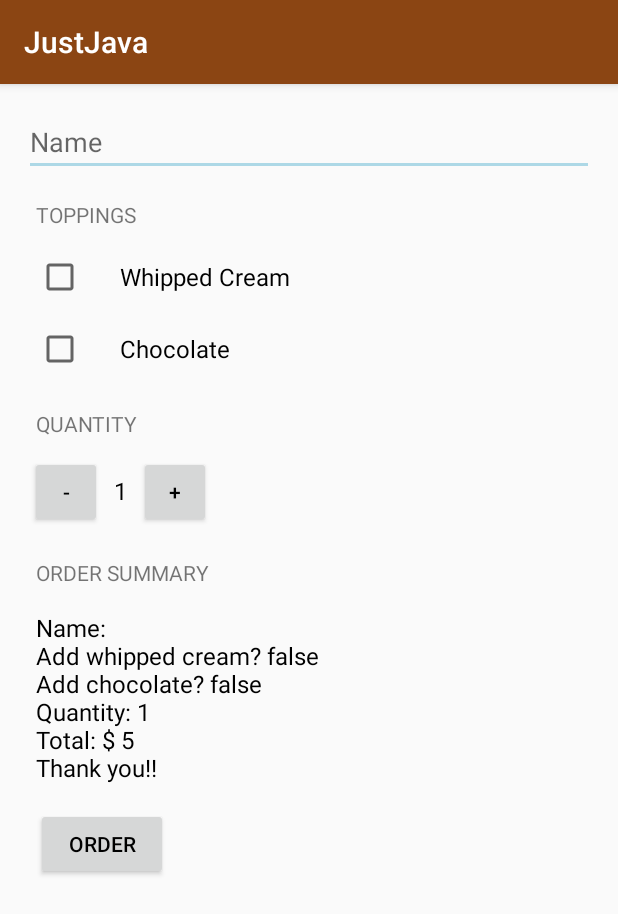
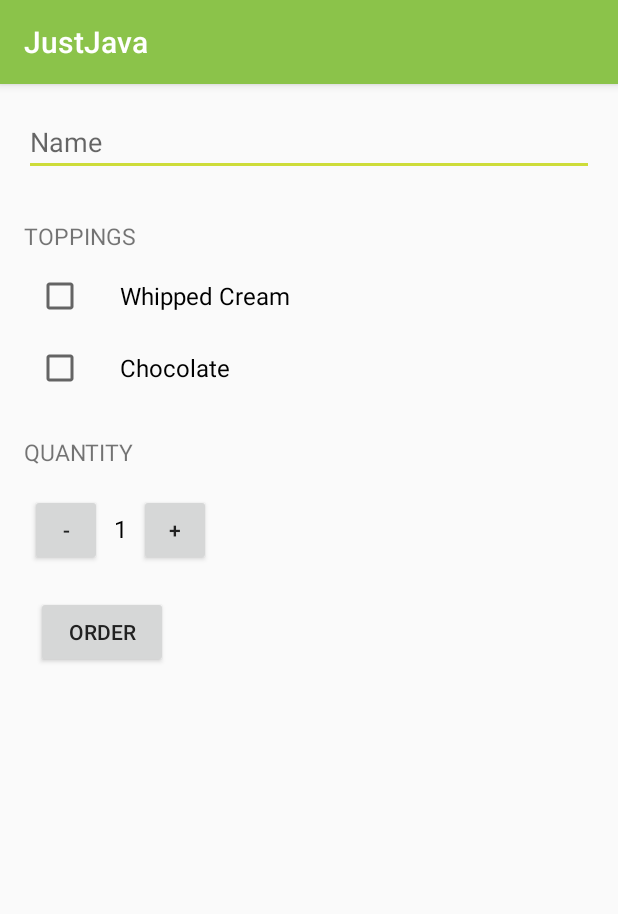
Before and after one commit to KKatus/Interactive2, an Android app: the screen it shows after launch (MainActivity), after a tap on "ORDER", on a phone screen of 412 x 824 dp. Shown: the top 914 px of the screen. Run offline under Robolectric (Android 15) with nearby library versions, the phone set to English and light mode, and no system bars.

Commit message:
styles and themes adjustet

```diff
--- a/app/src/main/java/com/example/interactive2/MainActivity.java
+++ b/app/src/main/java/com/example/interactive2/MainActivity.java
@@ -3,6 +3,8 @@ package com.example.interactive2;
 import androidx.appcompat.app.AppCompatActivity;
 
 import android.content.Context;
+import android.content.Intent;
+import android.net.Uri;
 import android.os.Bundle;
 import android.text.Editable;
 import android.util.Log;
@@ -49,8 +51,18 @@ public class MainActivity extends AppCompatActivity {
         int price = calculatePrice(hasChocolate, hasWhippedCream);
 
         String priceMessage = createOrderSummary(price, hasWhippedCream, hasChocolate, name);
-        displayMessage(priceMessage);
-        //calculatePrice(quantity, price2);
+
+        Intent intent = new Intent(Intent.ACTION_SENDTO);
+        intent.setData(Uri.parse("mailto:")); // only email apps should handle this
+        intent.putExtra(Intent.EXTRA_SUBJECT, "Just Java order for " + name);
+        intent.putExtra(Intent.EXTRA_TEXT, priceMessage);
+
+        if (intent.resolveActivity(getPackageManager()) != null) {
+            startActivity(intent);
+        }
+
+
+
 
 
     }
@@ -131,16 +143,16 @@ public class MainActivity extends AppCompatActivity {
         priceMessage += "\nAdd chocolate? " + hasChocolate;        // Added Choclate State
         priceMessage += "\nQuantity: " + quantity;
         priceMessage += "\nTotal: $ " + price;
-        priceMessage += "\nThank you!!";
+        priceMessage += "\n" + getString(R.string.thank_you);
         return priceMessage;
 
     }
 
 
-    private void displayMessage(String message) {
-        TextView orderSummaryTextView = (TextView) findViewById(R.id.order_summary_text_view);
-        orderSummaryTextView.setText(message);
-    }
+    //private void displayMessage(String message) {
+      //  TextView orderSummaryTextView = (TextView) findViewById(R.id.order_summary_text_view);
+        //orderSummaryTextView.setText(message);
+    //}
 
 
     /**
--- a/app/src/main/res/layout/activity_main.xml
+++ b/app/src/main/res/layout/activity_main.xml
@@ -19,47 +19,39 @@
             android:layout_height="match_parent"
             android:layout_marginBottom="16dp"
             android:hint="Name"
-            android:inputType="textCapWords"/>
+            android:inputType="textCapWords" />
 
 
         <TextView
-        android:layout_width="wrap_content"
-        android:layout_height="wrap_content"
-        android:layout_marginLeft="8dp"
-        android:layout_marginBottom="16dp"
-        android:text="Toppings"
-        android:textAllCaps="true" />
+
+            style="@style/HeaderTextStyle"
+            android:text="@string/toppings" />
 
 
         <CheckBox
             android:id="@+id/whipped_cream_CheckBox"
             android:layout_width="wrap_content"
             android:layout_height="wrap_content"
-        android:text="Whipped Cream"
-        android:paddingLeft="24dp"
             android:layout_marginLeft="8dp"
             android:layout_marginBottom="16dp"
+            android:paddingLeft="24dp"
+            android:text="Whipped Cream"
             android:textSize="16sp" />
 
         <CheckBox
             android:id="@+id/chocolate_checkbox"
             android:layout_width="wrap_content"
             android:layout_height="wrap_content"
-            android:paddingLeft="24dp"
             android:layout_marginLeft="8dp"
             android:layout_marginBottom="16dp"
+            android:paddingLeft="24dp"
             android:text="Chocolate"
             android:textSize="16sp" />
 
 
-
         <TextView
-        android:layout_width="wrap_content"
-        android:layout_height="wrap_content"
-        android:layout_margin="8dp"
-        android:layout_marginBottom="16dp"
-        android:text="quantity"
-        android:textAllCaps="true" />
+            style="@style/HeaderTextStyle"
+            android:text="Quantity" />
 
         <LinearLayout
             android:layout_width="wrap_content"
@@ -97,25 +89,6 @@
         </LinearLayout>
 
 
-    <TextView
-        android:layout_width="wrap_content"
-        android:layout_height="wrap_content"
-        android:layout_marginLeft="8dp"
-        android:layout_marginTop="16dp"
-        android:layout_marginBottom="16dp"
-        android:text="Order Summary"
-        android:textAllCaps="true" />
-
-
-    <TextView
-        android:id="@+id/order_summary_text_view"
-        android:layout_width="wrap_content"
-        android:layout_height="wrap_content"
-        android:layout_marginLeft="8dp"
-        android:text="$0"
-        android:textColor="@color/Black"
-        android:textSize="16sp" />
-
         <Button
             android:id="@+id/button"
             android:layout_width="wrap_content"
--- a/app/src/main/res/values/strings.xml
+++ b/app/src/main/res/values/strings.xml
@@ -1,3 +1,10 @@
 <resources>
     <string name="app_name">JustJava</string>
+    <string name="toppings">Toppings</string>
+
+
+
+
+
+    <string name="thank_you">Thank You !! </string>
 </resources>
--- a/app/src/main/res/values/styles.xml
+++ b/app/src/main/res/values/styles.xml
@@ -3,10 +3,28 @@
     <!-- Base application theme. -->
     <style name="AppTheme" parent="Theme.AppCompat.Light.DarkActionBar">
         <!-- Customize your theme here. -->
-        <item name="colorPrimary">@color/SaddleBrown</item>
-        <item name="colorPrimaryDark">@color/SandyBrown</item>
-        <item name="colorAccent">@color/LightBlue</item>
-        <item name="android:textColorPrimary">@color/Black</item>
+        <!-- App branding color for the app bar -->
+        <item name="colorPrimary">#8bc34a</item>
+        <!-- Darker Variant for the status bar and contextual app bars -->
+        <item name="colorPrimaryDark">#689f38</item>
+        <!-- Theme UI controls like checkboxes and text fields -->
+        <item name="colorAccent">#cddc39</item>
+
+        <item name="android:textColorPrimary">#212121</item>
+    </style>
+
+    <style name="CustomView">
+        <item name="android:textSize">20sp</item>
+        <item name="android:textColor">@color/Purple</item>
+        <item name="android:textStyle">italic</item>
+    </style>
+
+    <style name="HeaderTextStyle">
+        <item name="android:layout_width">wrap_content</item>
+        <item name="android:layout_height">48dp</item>
+        <item name="android:gravity">center_vertical</item>
+        <item name="android:textAllCaps">true</item>
+        <item name="android:textSize">15sp</item>
     </style>
 
 </resources>
```
Lines whose indentation alone changed are shown as unchanged.
